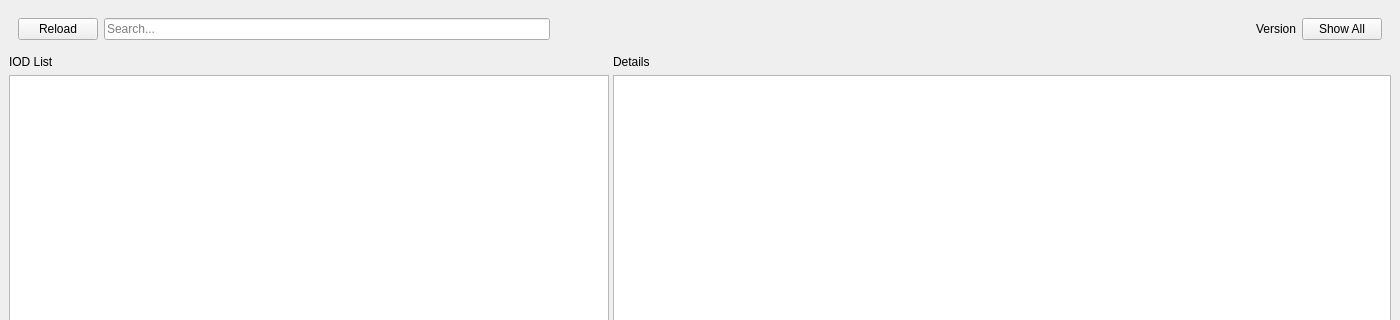
Above: src/dcmspec_explorer/resources/main_window.ui from dwikler/dcmspec-explorer before the change; both pictures show x 0 to 1400 and y 0 to 320 of the 1400 by 768 pixel window. Below: the same form after it.
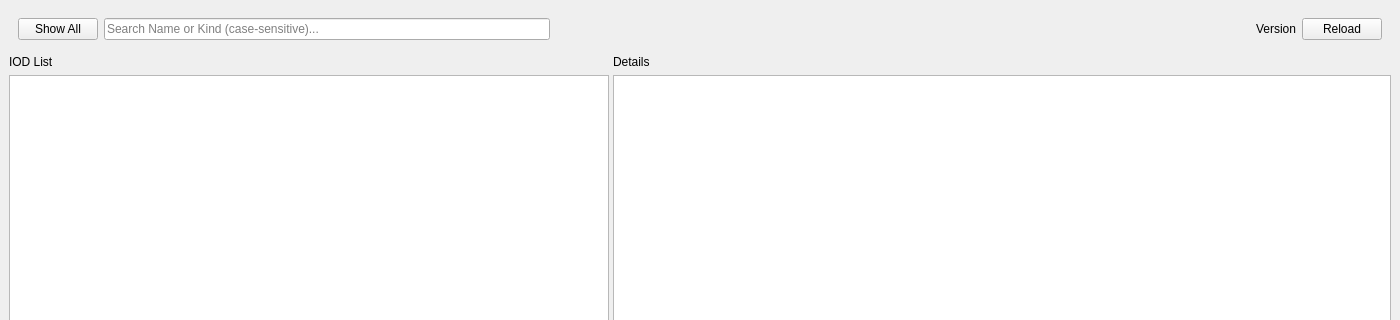
That is the form after the change.

```diff
--- a/src/dcmspec_explorer/resources/main_window.ui
+++ b/src/dcmspec_explorer/resources/main_window.ui
@@ -40,9 +40,9 @@
       </property>
       <layout class="QHBoxLayout" name="horizontalLayout" stretch="0,0,0,0,0">
        <item>
-        <widget class="QPushButton" name="showAllPushButton">
+        <widget class="QPushButton" name="reloadPushButton">
          <property name="text">
-          <string>Reload</string>
+          <string>Show All</string>
          </property>
         </widget>
        </item>
@@ -58,7 +58,7 @@
           </sizepolicy>
          </property>
          <property name="placeholderText">
-          <string>Search...</string>
+          <string>Search Name or Kind (case-sensitive)...</string>
          </property>
          <property name="clearButtonEnabled">
           <bool>true</bool>
@@ -86,9 +86,9 @@
         </widget>
        </item>
        <item>
-        <widget class="QPushButton" name="reloadPushButton">
+        <widget class="QPushButton" name="showAllPushButton">
          <property name="text">
-          <string>Show All</string>
+          <string>Reload</string>
          </property>
         </widget>
        </item>
```
Left out of the diff: 8 changed lines with no effect on the pictures.
